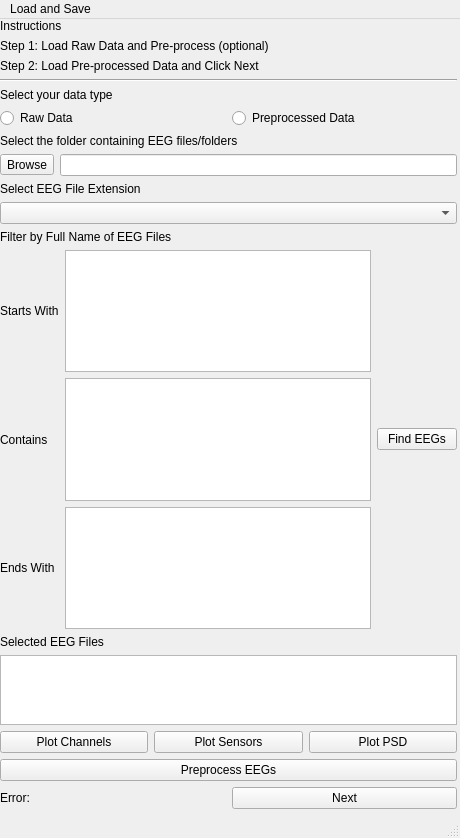
First picture: the form in designer/FirstWindow.ui, repository eeg-comet/eeg-comet, before the edit.
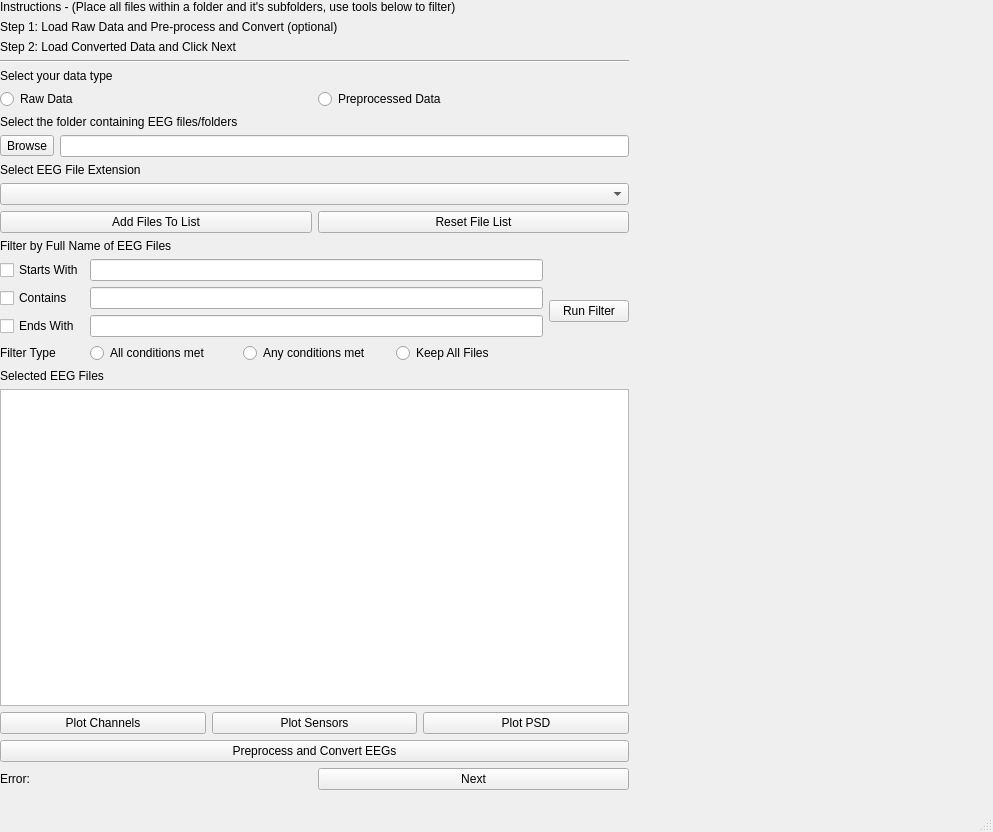
Second picture: the form after the edit.

```diff
--- a/designer/FirstWindow.ui
+++ b/designer/FirstWindow.ui
@@ -6,8 +6,8 @@
    <rect>
     <x>0</x>
     <y>0</y>
-    <width>460</width>
-    <height>838</height>
+    <width>993</width>
+    <height>832</height>
    </rect>
   </property>
   <property name="windowTitle">
@@ -19,7 +19,7 @@
      <rect>
       <x>0</x>
       <y>0</y>
-      <width>457</width>
+      <width>629</width>
       <height>790</height>
      </rect>
     </property>
@@ -27,21 +27,21 @@
      <item>
       <widget class="QLabel" name="instructLabel_1">
        <property name="text">
-        <string>Instructions</string>
+        <string>Instructions - (Place all files within a folder and it's subfolders, use tools below to filter)</string>
        </property>
       </widget>
      </item>
      <item>
       <widget class="QLabel" name="instructLabel_3">
        <property name="text">
-        <string>Step 1: Load Raw Data and Pre-process (optional)</string>
+        <string>Step 1: Load Raw Data and Pre-process and Convert (optional)</string>
        </property>
       </widget>
      </item>
      <item>
       <widget class="QLabel" name="instructLabel_2">
        <property name="text">
-        <string>Step 2: Load Pre-processed Data and Click Next</string>
+        <string>Step 2: Load Converted Data and Click Next</string>
        </property>
       </widget>
      </item>
@@ -108,56 +108,106 @@
      <item>
       <widget class="QComboBox" name="fileExtSelect"/>
      </item>
+     <item>
+      <layout class="QHBoxLayout" name="horizontalLayout_3">
+       <item>
+        <widget class="QPushButton" name="pushButton">
+         <property name="text">
+          <string>Add Files To List</string>
+         </property>
+        </widget>
+       </item>
+       <item>
+        <widget class="QPushButton" name="pushButton_2">
+         <property name="text">
+          <string>Reset File List</string>
+         </property>
+        </widget>
+       </item>
+      </layout>
+     </item>
      <item>
       <layout class="QGridLayout" name="gridLayout_2">
+       <item row="0" column="0">
+        <widget class="QLabel" name="filterLabel">
+         <property name="text">
+          <string>Filter by Full Name of EEG Files</string>
+         </property>
+        </widget>
+       </item>
+       <item row="1" column="1">
+        <widget class="QPushButton" name="findEEGButton">
+         <property name="text">
+          <string>Run Filter</string>
+         </property>
+        </widget>
+       </item>
        <item row="1" column="0">
         <layout class="QGridLayout" name="gridLayout">
-         <item row="2" column="1">
-          <widget class="QTextEdit" name="endsWithBox"/>
-         </item>
          <item row="0" column="1">
-          <widget class="QTextEdit" name="startsWithBox"/>
+          <widget class="QLineEdit" name="lineEdit"/>
+         </item>
+         <item row="2" column="1">
+          <widget class="QLineEdit" name="lineEdit_4"/>
+         </item>
+         <item row="2" column="0">
+          <widget class="QCheckBox" name="checkBox_3">
+           <property name="text">
+            <string>Ends With</string>
+           </property>
+          </widget>
          </item>
          <item row="0" column="0">
-          <widget class="QLabel" name="startsWith">
+          <widget class="QCheckBox" name="checkBox">
            <property name="text">
             <string>Starts With</string>
            </property>
           </widget>
          </item>
+         <item row="1" column="1">
+          <widget class="QLineEdit" name="lineEdit_3"/>
+         </item>
          <item row="1" column="0">
-          <widget class="QLabel" name="contains">
+          <widget class="QCheckBox" name="checkBox_2">
            <property name="text">
             <string>Contains</string>
            </property>
           </widget>
          </item>
-         <item row="2" column="0">
-          <widget class="QLabel" name="endsWith">
+         <item row="4" column="1">
+          <layout class="QHBoxLayout" name="horizontalLayout_5">
+           <item>
+            <widget class="QRadioButton" name="radioButton_2">
+             <property name="text">
+              <string>All conditions met</string>
+             </property>
+            </widget>
+           </item>
+           <item>
+            <widget class="QRadioButton" name="radioButton_3">
+             <property name="text">
+              <string>Any conditions met</string>
+             </property>
+            </widget>
+           </item>
+           <item>
+            <widget class="QRadioButton" name="radioButton">
+             <property name="text">
+              <string>Keep All Files</string>
+             </property>
+            </widget>
+           </item>
+          </layout>
+         </item>
+         <item row="4" column="0">
+          <widget class="QLabel" name="label">
            <property name="text">
-            <string>Ends With</string>
+            <string>Filter Type</string>
            </property>
           </widget>
          </item>
-         <item row="1" column="1">
-          <widget class="QTextEdit" name="containsBox"/>
-         </item>
         </layout>
        </item>
-       <item row="1" column="1">
-        <widget class="QPushButton" name="findEEGButton">
-         <property name="text">
-          <string>Find EEGs</string>
-         </property>
-        </widget>
-       </item>
-       <item row="0" column="0">
-        <widget class="QLabel" name="filterLabel">
-         <property name="text">
-          <string>Filter by Full Name of EEG Files</string>
-         </property>
-        </widget>
-       </item>
       </layout>
      </item>
      <item>
@@ -198,7 +248,7 @@
      <item>
       <widget class="QPushButton" name="preprocessButton">
        <property name="text">
-        <string>Preprocess EEGs</string>
+        <string>Preprocess and Convert EEGs</string>
        </property>
       </widget>
      </item>
@@ -228,18 +278,10 @@
     <rect>
      <x>0</x>
      <y>0</y>
-     <width>460</width>
+     <width>993</width>
      <height>24</height>
     </rect>
    </property>
-   <widget class="QMenu" name="menuLoad">
-    <property name="title">
-     <string>Load and Save</string>
-    </property>
-    <addaction name="actionLoad_Configuration"/>
-    <addaction name="actionSave_Current_Configuration"/>
-   </widget>
-   <addaction name="menuLoad"/>
   </widget>
   <widget class="QStatusBar" name="statusbar"/>
   <action name="actionLoad_Configuration">
```
Left out of the diff: 99 changed lines with no effect on the pictures.
